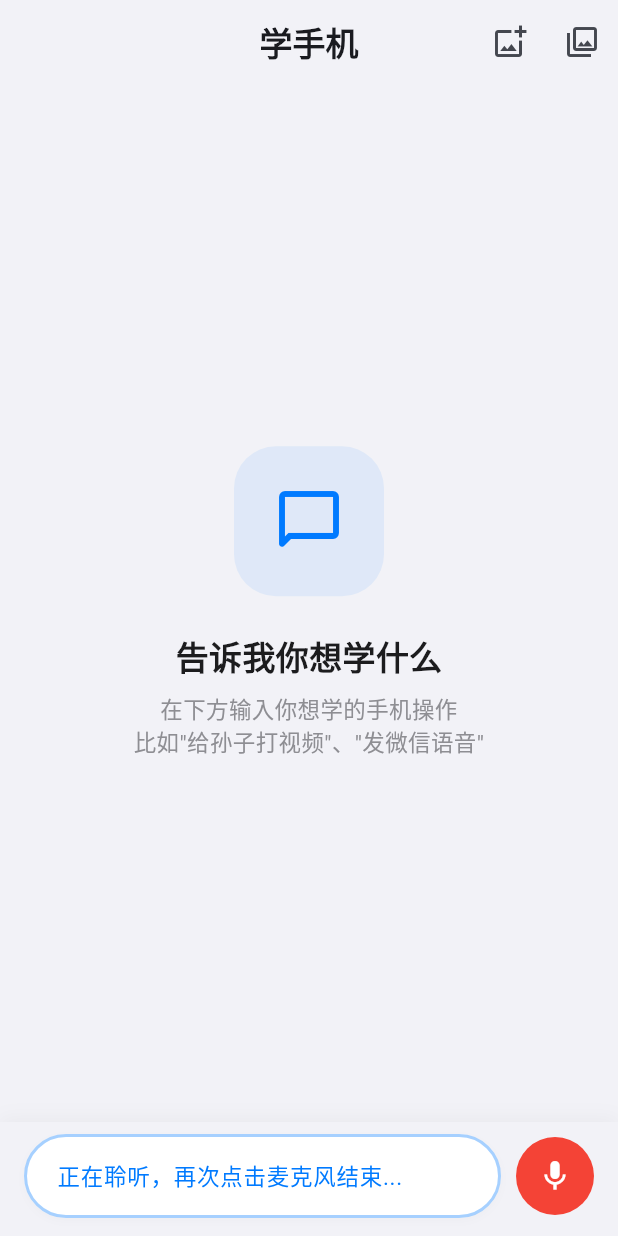
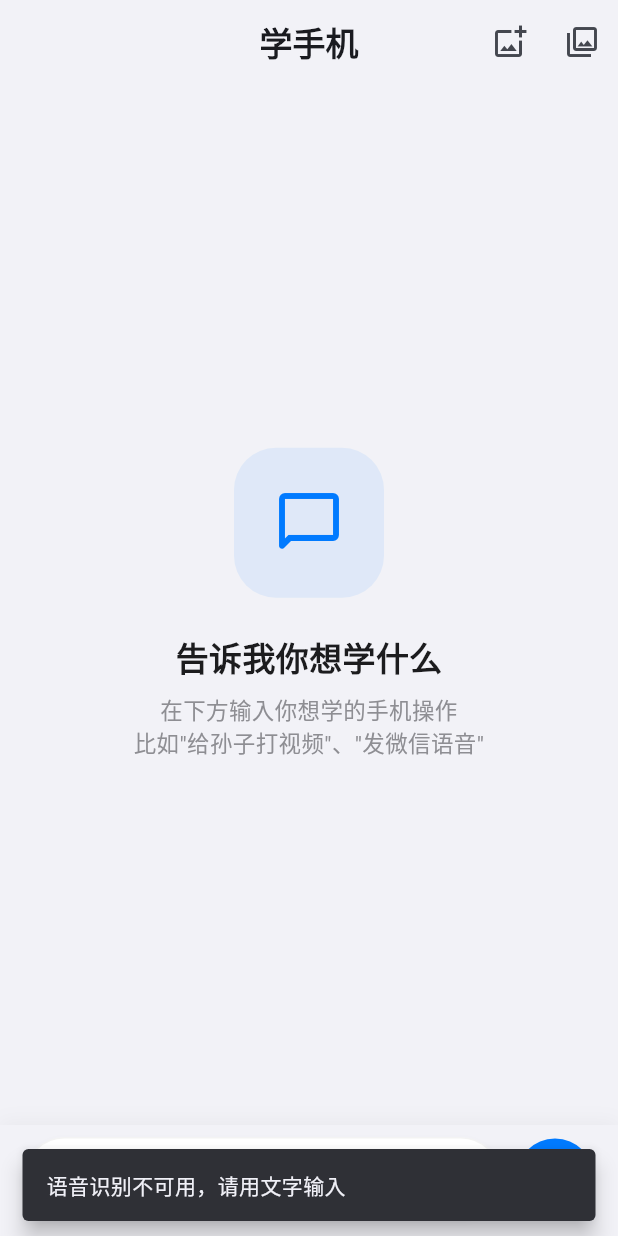
Before and after one commit to somday-ican/elder-phone-lesson-app, a Flutter app: the screen it shows after launch, after a tap on the "mic" icon, on a phone screen of 412 x 824 dp. Run offline on Flutter 3.47's test engine with Material 3 defaults, Android fonts, the phone set to English and light mode, and no system bars; our stand-ins replace image_picker, speech_to_text, webview_flutter.

Commit message:
Fix: screenshot-to-card 500 error + voice flash on vivo phones
Bug 1 — screenshot generation error:
Root cause: server chatGenerateController.js MAX_REQUEST_BYTES=50000 rejected
requests with 6 base64 screenshots (~8KB each). Total payload ~52-55KB exceeded limit.
Fix: increase to 500000 (500KB).

Bug 2 — voice button one-frame flash:
Root cause: vivo/MIUI phones lack Google Speech Recognition. speech.listen()
didn't throw but onStatus fired 'notListening' immediately, turning off the red icon.
Fix: after listen() resolves, wait 500ms and check _speech.isListening.
If platform didn't actually start, show '语音识别不可用' toast instead of silent fail.
Also try system-default locale before zh_CN for broader device compatibility.

Co-Authored-By: Claude Opus 4.8 (1M context) <noreply@anthropic.com>

```diff
--- a/mobile/lib/screens/home_page.dart
+++ b/mobile/lib/screens/home_page.dart
@@ -256,11 +256,11 @@ class _HomePageState extends State<HomePage>
       return;
     }
 
-    // Mark as listening immediately (before async listen call)
-    // so the UI reflects the intent instantly
+    // Show listening UI immediately for responsiveness
     setState(() => _isListening = true);
 
     try {
+      // Try system default locale first (more compatible across Chinese phones)
       await _speech.listen(
         onResult: (result) {
           if (!mounted) return;
@@ -269,11 +269,23 @@ class _HomePageState extends State<HomePage>
             setState(() => _isListening = false);
           }
         },
-        // ignore: deprecated_member_use
-        localeId: 'zh_CN',
         partialResults: true,
       );
+      // listen() returned without exception — check if platform actually started
+      await Future.delayed(const Duration(milliseconds: 500));
+      if (mounted && !_speech.isListening) {
+        // Platform accepted but didn't start — speech unavailable
+        setState(() => _isListening = false);
+        ScaffoldMessenger.of(context).showSnackBar(
+          const SnackBar(
+            content: Text('语音识别不可用，请用文字输入'),
+            behavior: SnackBarBehavior.floating,
+            duration: Duration(seconds: 2),
+          ),
+        );
+      }
     } catch (_) {
+      // Try Chinese locale fallback
       try {
         await _speech.listen(
           onResult: (result) {
@@ -283,10 +295,24 @@ class _HomePageState extends State<HomePage>
               setState(() => _isListening = false);
             }
           },
+          // ignore: deprecated_member_use
+          localeId: 'zh_CN',
           partialResults: true,
         );
-      } catch (_) {
-        if (mounted) setState(() => _isListening = false);
+        await Future.delayed(const Duration(milliseconds: 500));
+        if (mounted && !_speech.isListening) {
+          setState(() => _isListening = false);
+        }
+      } catch (err) {
+        if (mounted) {
+          setState(() => _isListening = false);
+          ScaffoldMessenger.of(context).showSnackBar(
+            const SnackBar(
+              content: Text('语音识别未就绪，请用文字输入'),
+              behavior: SnackBarBehavior.floating,
+            ),
+          );
+        }
       }
     }
   }
```
Also changed, not shown: 1 other file.
